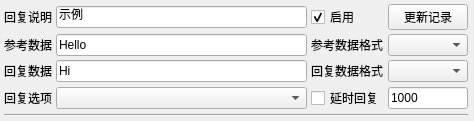
Qt form src/pages/page/other/autoresponse/SAKOtherAutoResponseItem.ui (x-tools-author/x-tools) before a commit.
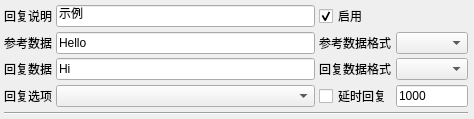
The same form after that commit.

Commit message: rename variables

Diff of the .ui file:
```diff
--- a/src/pages/page/other/autoresponse/SAKOtherAutoResponseItem.ui
+++ b/src/pages/page/other/autoresponse/SAKOtherAutoResponseItem.ui
@@ -77,16 +77,6 @@
      </property>
     </widget>
    </item>
-   <item row="0" column="2">
-    <widget class="QCheckBox" name="enableCheckBox">
-     <property name="text">
-      <string>启用</string>
-     </property>
-     <property name="checked">
-      <bool>true</bool>
-     </property>
-    </widget>
-   </item>
    <item row="3" column="1">
     <widget class="QComboBox" name="optionComboBox">
      <property name="sizePolicy">
@@ -124,16 +114,6 @@
      </property>
     </widget>
    </item>
-   <item row="0" column="3">
-    <widget class="QPushButton" name="updatePushButton">
-     <property name="toolTip">
-      <string>更新数据库中相应的数据记录</string>
-     </property>
-     <property name="text">
-      <string>更新记录</string>
-     </property>
-    </widget>
-   </item>
    <item row="2" column="1">
     <widget class="QLineEdit" name="responseLineEdit">
      <property name="text">
@@ -155,6 +135,16 @@
      </property>
     </widget>
    </item>
+   <item row="0" column="2" colspan="2">
+    <widget class="QCheckBox" name="enableCheckBox">
+     <property name="text">
+      <string>启用</string>
+     </property>
+     <property name="checked">
+      <bool>true</bool>
+     </property>
+    </widget>
+   </item>
   </layout>
  </widget>
  <resources/>
```
Left out of the diff: 2 changed lines with no effect on the pictures. The commit also changes 2 other files.
